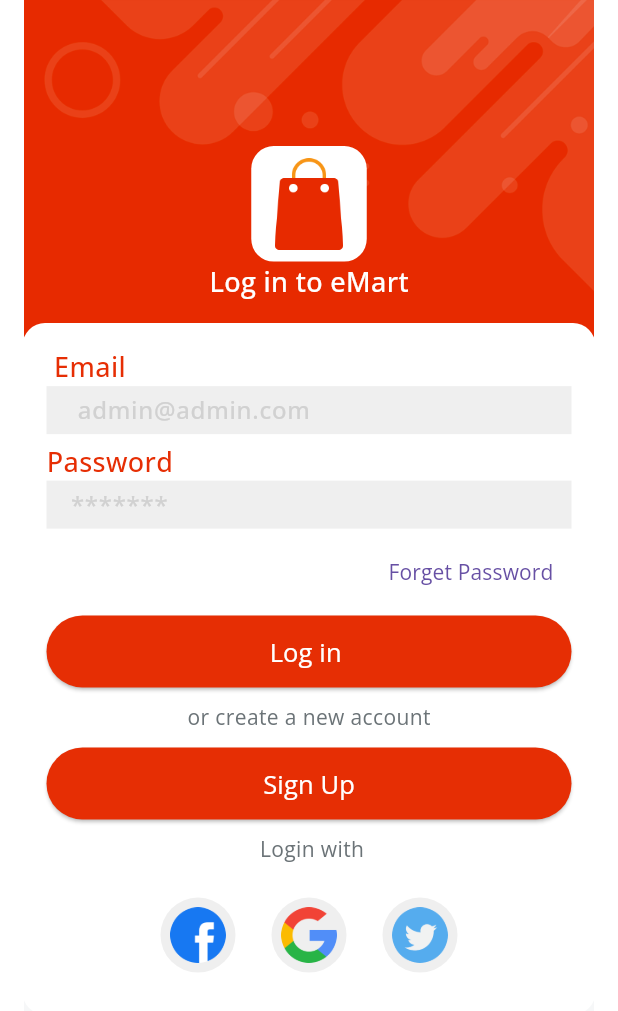
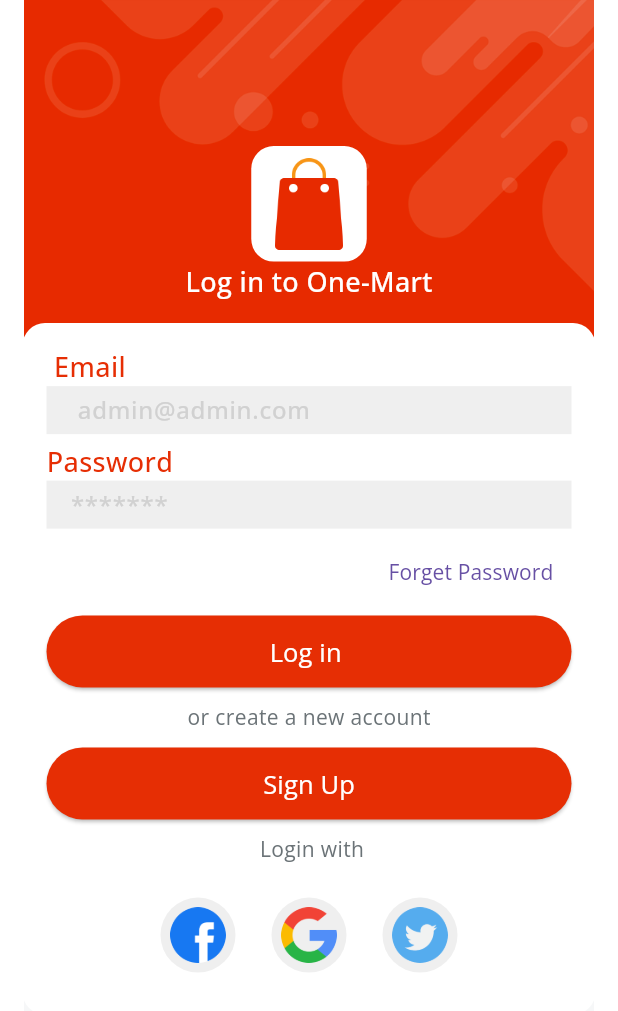
Before and after one commit to Afaque-A/e_mart_store_with_firebase, a Flutter app: the screen it shows after launch, on a phone screen of 412 x 824 dp. Shown: the top 1011 px of the screen. Run offline on Flutter 3.47's test engine with Material 3 defaults, Android fonts, the phone set to English and light mode, and no system bars; our stand-ins replace get, velocity_x.

Commit message:
chnage the app name

```diff
--- a/lib/strings.dart
+++ b/lib/strings.dart
@@ -1,4 +1,4 @@
-const appname = "eMart";
+const appname = "One-Mart";
 const appversion = "Version 1.0.0";
 const credits = "@Afaque Ahmed";
 const name = "Name";
```
